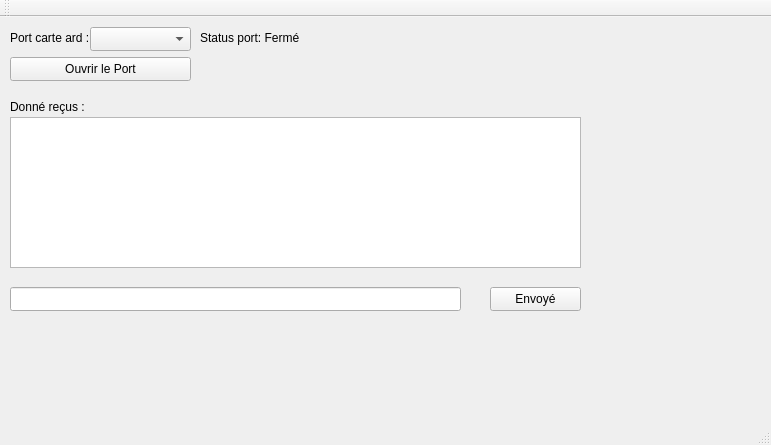
First picture: the form in Tp1_Sondeur_marin/Tp1_Sondeur_marin.ui, repository NGabbai2006/Tp1_Sondeur_marin, before the edit.
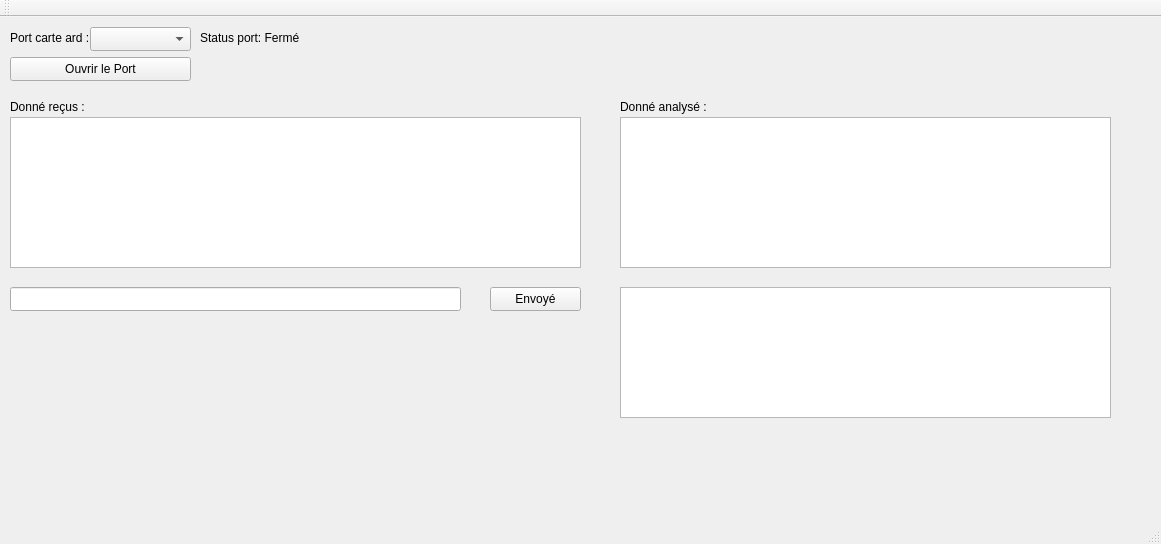
Second picture: the form after the edit.

Commit message: errreur de vialoation a corriger sur x

Diff of the .ui file:
```diff
--- a/Tp1_Sondeur_marin/Tp1_Sondeur_marin.ui
+++ b/Tp1_Sondeur_marin/Tp1_Sondeur_marin.ui
@@ -6,8 +6,8 @@
    <rect>
     <x>0</x>
     <y>0</y>
-    <width>771</width>
-    <height>445</height>
+    <width>1161</width>
+    <height>544</height>
    </rect>
   </property>
   <property name="windowTitle">
@@ -135,6 +135,45 @@
      <string>Port carte ard :</string>
     </property>
    </widget>
+   <widget class="QTextEdit" name="textEdit_donnesanalyse">
+    <property name="geometry">
+     <rect>
+      <x>620</x>
+      <y>100</y>
+      <width>491</width>
+      <height>151</height>
+     </rect>
+    </property>
+    <property name="readOnly">
+     <bool>true</bool>
+    </property>
+   </widget>
+   <widget class="QLabel" name="label_3">
+    <property name="geometry">
+     <rect>
+      <x>620</x>
+      <y>80</y>
+      <width>91</width>
+      <height>20</height>
+     </rect>
+    </property>
+    <property name="text">
+     <string>Donné analysé : </string>
+    </property>
+   </widget>
+   <widget class="QTextEdit" name="textEdit_info">
+    <property name="geometry">
+     <rect>
+      <x>620</x>
+      <y>270</y>
+      <width>491</width>
+      <height>131</height>
+     </rect>
+    </property>
+    <property name="readOnly">
+     <bool>true</bool>
+    </property>
+   </widget>
   </widget>
   <widget class="QMenuBar" name="menuBar">
    <property name="geometry">
```
Left out of the diff: 5 changed lines with no effect on the pictures. The commit also changes 2 other files.
